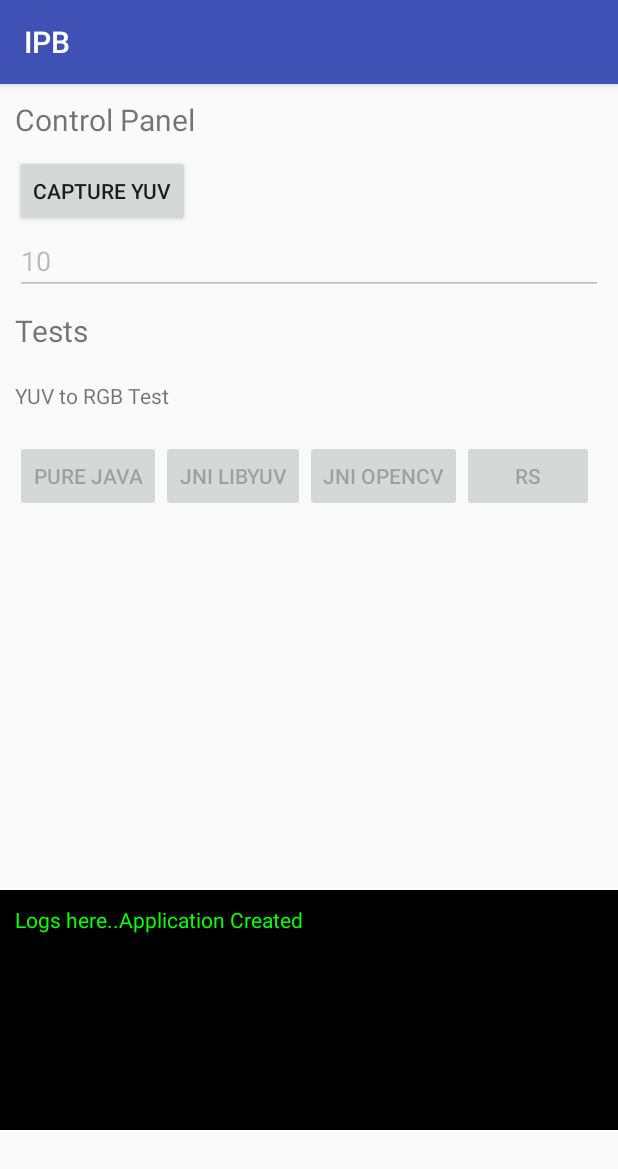
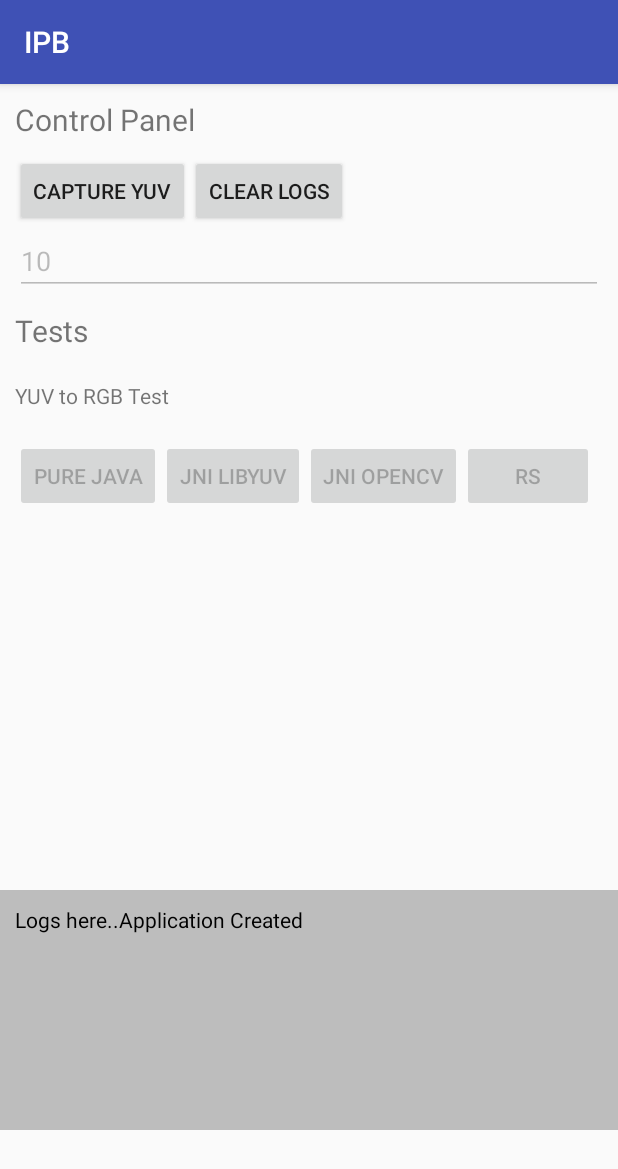
Before and after one commit to mebjas/ImageProcessingBenchmarking, an Android app: the screen it shows after launch (Dashboard), on a phone screen of 412 x 824 dp. Shown: the top 1169 px of the screen. Run offline under Robolectric (Android 15) with nearby library versions, the phone set to English and light mode, and no system bars; libraries missing offline, so code that uses them is left out: androidx.camera.core.

Commit message:
UI support for pure java test and clear logs.

```diff
--- a/Android/app/src/main/res/layout/activity_dashboard.xml
+++ b/Android/app/src/main/res/layout/activity_dashboard.xml
@@ -33,12 +33,24 @@
                 android:paddingLeft="10dp"
                 android:paddingRight="10dp">
 
-                <Button
-                    android:id="@+id/button_capture_picture"
-                    android:layout_width="wrap_content"
+                <LinearLayout
+                    android:layout_width="match_parent"
                     android:layout_height="wrap_content"
-                    android:text="Capture YUV"
-                    android:onClick="onCaptureButtonClicked"/>
+                    android:orientation="horizontal">
+                    <Button
+                        android:id="@+id/button_capture_picture"
+                        android:layout_width="wrap_content"
+                        android:layout_height="wrap_content"
+                        android:text="Capture YUV"
+                        android:onClick="onCaptureButtonClicked"/>
+
+                    <Button
+                        android:layout_width="wrap_content"
+                        android:layout_height="wrap_content"
+                        android:text="Clear Logs"
+                        android:onClick="onClearLogButtonClicked"/>
+
+                </LinearLayout>
 
                 <EditText
                     android:id="@+id/edittext_iterations"
@@ -119,10 +131,10 @@
             android:layout_width="match_parent"
             android:layout_height="wrap_content"
             android:minHeight="160dp"
-            android:background="#000000"
+            android:background="#bdbdbd"
             android:padding="10dp"
             android:text="Logs here.."
-            android:textColor="#00ff00" />
+            android:textColor="#000000" />
 
     </ScrollView>
 
```
Also changed, not shown: Android/app/src/main/java/xyz/minhazav/ipb/Dashboard.java (+46 -0 lines).
